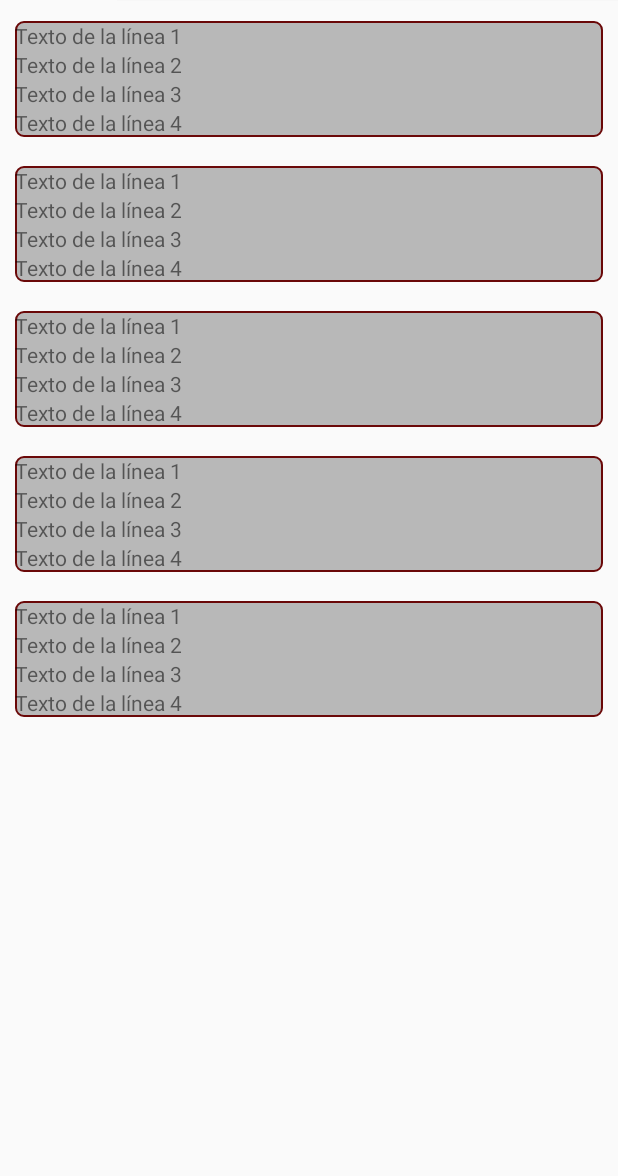
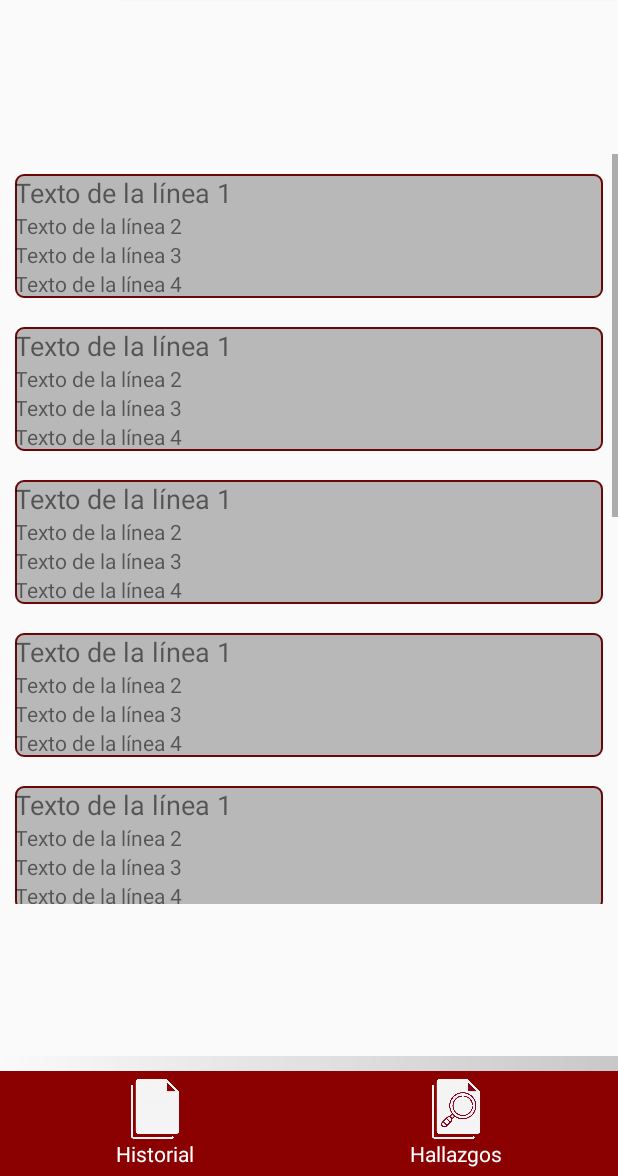
Before and after one commit to Genaro10020/appLPAs, an Android app: the Auditorias screen opened directly, with no data from a screen before it, on a phone screen of 412 x 824 dp, the part 60-1236 px from its top. Run offline under Robolectric (Android 15) with nearby library versions, the phone set to English and light mode, and no system bars; network calls fail.

Commit message:
Se agrego buttombar y iconos img, tambien se trabajo en contenedores donde se mostrarán las auditorías.

```diff
--- a/app/src/main/java/com/auditorias/applpas/Auditorias.java
+++ b/app/src/main/java/com/auditorias/applpas/Auditorias.java
@@ -20,7 +20,7 @@ public class Auditorias extends AppCompatActivity {
 
 
         // Creamos varios LinearLayouts hijos
-        for (int i = 0; i < 5; i++) {
+        for (int i = 0; i < 10; i++) {
             // Creamos el LinearLayout hijo
             LinearLayout linearLayoutHijo = new LinearLayout(this);
             linearLayoutHijo.setOrientation(LinearLayout.VERTICAL);
@@ -32,8 +32,13 @@ public class Auditorias extends AppCompatActivity {
             // Creamos las cuatro líneas de texto
             for (int j = 0; j < 4; j++) {
                 TextView textView = new TextView(this);
+
                 textView.setText("Texto de la línea " + (j + 1));
+                if(j+1==1){
+                    textView.setTextSize(18);
+                }
                 linearLayoutHijo.addView(textView);
+
             }
 
 
--- /dev/null
+++ b/app/src/main/res/drawable/sombra_inferior.xml
@@ -0,0 +1,7 @@
+<?xml version="1.0" encoding="utf-8"?>
+<shape xmlns:android="http://schemas.android.com/apk/res/android">
+    <gradient
+        android:endColor="#33000000"
+        android:startColor="@android:color/transparent"
+        />
+</shape>
--- a/app/src/main/res/layout/activity_auditorias.xml
+++ b/app/src/main/res/layout/activity_auditorias.xml
@@ -15,25 +15,32 @@
         app:layout_constraintTop_toTopOf="parent" />
 
     <ScrollView
+        android:id="@+id/scrollView2"
         android:layout_width="match_parent"
-        android:layout_height="600dp"
+        android:layout_height="500dp"
+        app:layout_constraintBottom_toTopOf="@+id/include2"
         app:layout_constraintEnd_toEndOf="parent"
         app:layout_constraintStart_toStartOf="parent"
         app:layout_constraintTop_toBottomOf="@+id/include">
 
         <LinearLayout
             android:id="@+id/layoutPrincipal"
-            android:layout_marginLeft="10dp"
-            android:layout_marginRight="10dp"
-            android:layout_marginTop="20px"
             android:layout_width="match_parent"
             android:layout_height="wrap_content"
-            android:orientation="vertical">
-        </LinearLayout>
-
+            android:layout_marginLeft="10dp"
+            android:layout_marginTop="20px"
+            android:layout_marginRight="10dp"
+            android:orientation="vertical"></LinearLayout>
 
 
     </ScrollView>
 
+    <include
+        android:id="@+id/include2"
+        layout="@layout/bottombar"
+        android:layout_width="match_parent"
+        android:layout_height="wrap_content"
+        app:layout_constraintBottom_toBottomOf="parent" />
+
 
 </androidx.constraintlayout.widget.ConstraintLayout>
--- /dev/null
+++ b/app/src/main/res/layout/bottombar.xml
@@ -0,0 +1,84 @@
+<?xml version="1.0" encoding="utf-8"?>
+<androidx.constraintlayout.widget.ConstraintLayout xmlns:android="http://schemas.android.com/apk/res/android"
+    xmlns:app="http://schemas.android.com/apk/res-auto"
+    xmlns:tools="http://schemas.android.com/tools"
+    android:layout_width="match_parent"
+    android:layout_height="match_parent">
+
+
+    <LinearLayout
+        android:id="@+id/linearLayout3"
+        android:layout_width="match_parent"
+        android:layout_height="wrap_content"
+        android:background="#8B0000"
+        android:orientation="horizontal"
+        android:padding="5dp"
+        app:layout_constraintBottom_toBottomOf="parent"
+        app:layout_constraintEnd_toEndOf="parent"
+        app:layout_constraintStart_toStartOf="parent">
+
+
+        <LinearLayout
+            android:layout_width="wrap_content"
+            android:layout_height="wrap_content"
+            android:layout_weight="1"
+            android:gravity="center"
+
+            android:orientation="vertical">
+
+            <Button
+                android:id="@+id/btnHistorial"
+                android:layout_width="40dp"
+                android:layout_height="40dp"
+                android:background="@drawable/icono_historial"
+                 />
+
+            <TextView
+                android:id="@+id/textView1"
+                android:layout_width="wrap_content"
+                android:layout_height="wrap_content"
+                android:text="Historial"
+                android:textColor="#ffff"/>
+        </LinearLayout>
+
+        <LinearLayout
+            android:layout_width="wrap_content"
+            android:layout_height="wrap_content"
+            android:layout_weight="1"
+            android:gravity="center"
+            android:orientation="vertical">
+
+            <Button
+                android:id="@+id/btnHallazgoz"
+                android:layout_width="40dp"
+                android:layout_height="40dp"
+                android:background="@drawable/icono_hallazgos" />
+
+            <TextView
+                android:id="@+id/textView2"
+                android:layout_width="wrap_content"
+                android:layout_height="wrap_content"
+                android:text="Hallazgos"
+                android:textColor="#ffff"/>
+        </LinearLayout>
+
+
+    </LinearLayout>
+
+    <LinearLayout
+        android:id="@+id/linearLayout"
+        android:layout_width="match_parent"
+        android:layout_height="10dp"
+        android:orientation="horizontal"
+        app:layout_constraintBottom_toTopOf="@+id/linearLayout3">
+
+        <ImageView
+            android:id="@+id/imageView5"
+            android:layout_width="match_parent"
+            android:layout_height="match_parent"
+
+            android:layout_weight="1"
+            app:srcCompat="@drawable/sombra_inferior" />
+    </LinearLayout>
+
+</androidx.constraintlayout.widget.ConstraintLayout>
```
Also changed, not shown: app/src/main/res/drawable/icono_hallazgos.png (added), app/src/main/res/drawable/icono_historial.png (added).
